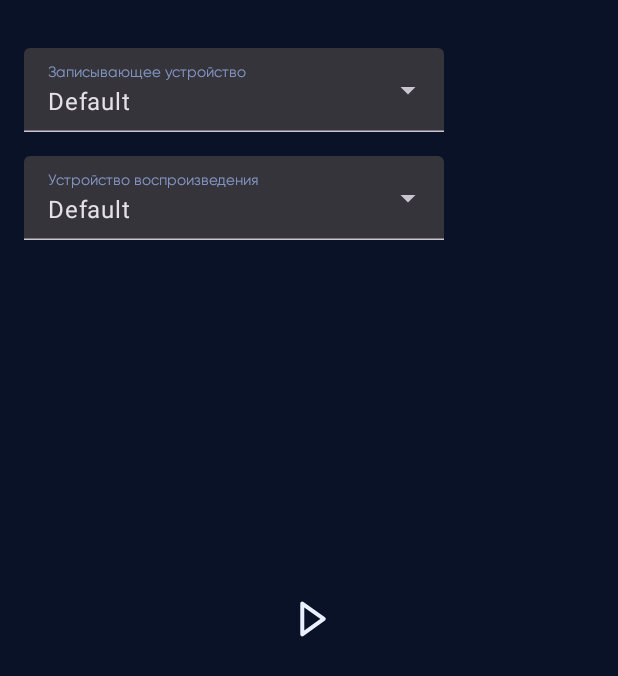
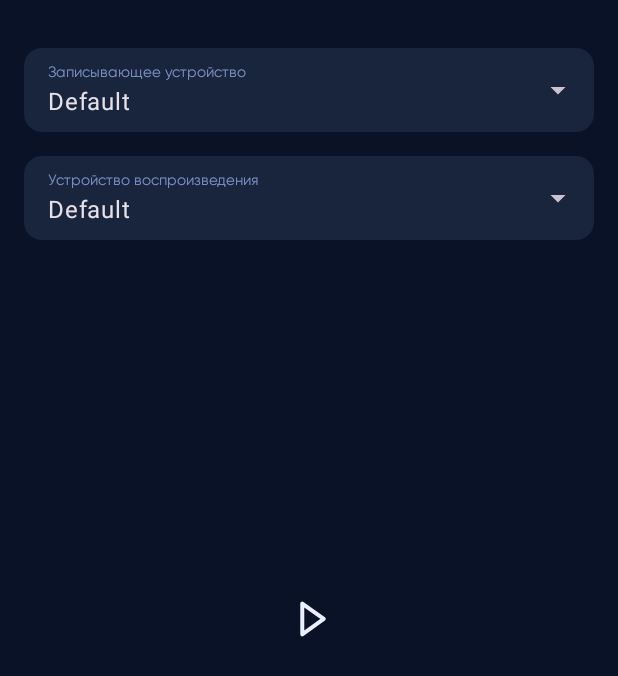
Before and after one commit to YuryShchasny/recordequalizer, an Android app built with Jetpack Compose: the screen it shows after launch (MainActivity), on a phone screen of 412 x 824 dp. Shown: the top 676 px of the screen. Run offline under Robolectric (Android 15) with nearby library versions, the phone set to English and light mode, and no system bars; our stand-ins replace accompanist; 5 statements that could not run were skipped.

Commit message:
feat: Add UI improvements and refactor code

```diff
--- a/app/build.gradle.kts
+++ b/app/build.gradle.kts
@@ -56,4 +56,5 @@ dependencies {
     implementation(libs.bundles.ui)
     implementation(libs.bundles.decompose)
     implementation(libs.bundles.koin)
+    debugImplementation(libs.androidx.ui.tooling)
 }
--- a/app/src/main/java/com/sb/recordequalizer/features/home/ui/HomeContent.kt
+++ b/app/src/main/java/com/sb/recordequalizer/features/home/ui/HomeContent.kt
@@ -9,6 +9,7 @@ import androidx.compose.foundation.layout.Arrangement
 import androidx.compose.foundation.layout.Box
 import androidx.compose.foundation.layout.Column
 import androidx.compose.foundation.layout.fillMaxSize
+import androidx.compose.foundation.layout.fillMaxWidth
 import androidx.compose.foundation.layout.padding
 import androidx.compose.foundation.layout.size
 import androidx.compose.material3.Icon
@@ -54,10 +55,34 @@ fun HomeContent(
                 onPlayClick = { component.homeStore.dispatchIntent(HomeStore.Intent.PlayPause) },
                 inputDevices = state.inputDevices,
                 outputDevices = state.outputDevices,
-                onSelectInputDevice = { component.homeStore.dispatchIntent(HomeStore.Intent.SelectInputDevice(it)) },
-                onSelectOutputDevice = { component.homeStore.dispatchIntent(HomeStore.Intent.SelectOutputDevice(it)) },
-                onLeftChannelChanged = { component.homeStore.dispatchIntent(HomeStore.Intent.ChangeLeftChannel(it)) },
-                onRightChannelChanged = { component.homeStore.dispatchIntent(HomeStore.Intent.ChangeRightChannel(it)) },
+                onSelectInputDevice = {
+                    component.homeStore.dispatchIntent(
+                        HomeStore.Intent.SelectInputDevice(
+                            it
+                        )
+                    )
+                },
+                onSelectOutputDevice = {
+                    component.homeStore.dispatchIntent(
+                        HomeStore.Intent.SelectOutputDevice(
+                            it
+                        )
+                    )
+                },
+                onLeftChannelChanged = {
+                    component.homeStore.dispatchIntent(
+                        HomeStore.Intent.ChangeLeftChannel(
+                            it
+                        )
+                    )
+                },
+                onRightChannelChanged = {
+                    component.homeStore.dispatchIntent(
+                        HomeStore.Intent.ChangeRightChannel(
+                            it
+                        )
+                    )
+                },
             )
         } else {
             RequestPermissionContent(permissionRequestLauncher = permissionRequestLauncher)
@@ -78,11 +103,25 @@ private fun HomeScreenContent(
     onPlayClick: () -> Unit
 ) {
     Box(modifier = modifier.padding(horizontal = 16.dp, vertical = 32.dp)) {
-        Column(verticalArrangement = Arrangement.spacedBy(16.dp)) {
-            AudioDeviceDropDownMenu(list = inputDevices, label = AppRes.strings.recordDevice, onSelected = onSelectInputDevice)
-            AudioDeviceDropDownMenu(list = outputDevices, label = AppRes.strings.playbackDevice, onSelected = onSelectOutputDevice)
-            if(isPlaying) {
+        Column(
+            modifier = Modifier.fillMaxWidth(),
+            verticalArrangement = Arrangement.spacedBy(16.dp)
+        ) {
+            AudioDeviceDropDownMenu(
+                modifier = Modifier.fillMaxWidth(),
+                list = inputDevices,
+                label = AppRes.strings.recordDevice,
+                onSelected = onSelectInputDevice
+            )
+            AudioDeviceDropDownMenu(
+                modifier = Modifier.fillMaxWidth(),
+                list = outputDevices,
+                label = AppRes.strings.playbackDevice,
+                onSelected = onSelectOutputDevice
+            )
+            if (isPlaying) {
                 ChannelCheckboxes(
+                    modifier = Modifier.fillMaxWidth(),
                     onLeftChannelChanged = onLeftChannelChanged,
                     onRightChannelChanged = onRightChannelChanged
                 )
--- a/app/src/main/java/com/sb/recordequalizer/features/home/ui/composable/AudioDeviceDropDownMenu.kt
+++ b/app/src/main/java/com/sb/recordequalizer/features/home/ui/composable/AudioDeviceDropDownMenu.kt
@@ -1,6 +1,7 @@
 package com.sb.recordequalizer.features.home.ui.composable
 
 import android.media.AudioDeviceInfo
+import androidx.compose.foundation.shape.RoundedCornerShape
 import androidx.compose.material3.DropdownMenuItem
 import androidx.compose.material3.ExperimentalMaterial3Api
 import androidx.compose.material3.ExposedDropdownMenuBox
@@ -14,8 +15,13 @@ import androidx.compose.runtime.mutableStateOf
 import androidx.compose.runtime.remember
 import androidx.compose.runtime.setValue
 import androidx.compose.ui.Modifier
+import androidx.compose.ui.graphics.Color
+import androidx.compose.ui.tooling.preview.Preview
+import androidx.compose.ui.unit.dp
 import androidx.compose.ui.unit.sp
 import com.sb.core.resources.AppRes
+import com.sb.core.resources.theme.ColorUiType
+import com.sb.core.resources.theme.EqualizerTheme
 
 @OptIn(ExperimentalMaterial3Api::class)
 @Composable
@@ -28,12 +34,11 @@ fun AudioDeviceDropDownMenu(
     var expanded by remember { mutableStateOf(false) }
     var selected by remember { mutableStateOf<AudioDeviceInfo?>(null) }
     ExposedDropdownMenuBox(
-        modifier = modifier,
         expanded = expanded,
         onExpandedChange = { expanded = it },
     ) {
         TextField(
-            modifier = Modifier.menuAnchor(MenuAnchorType.PrimaryNotEditable),
+            modifier = modifier.menuAnchor(MenuAnchorType.PrimaryNotEditable),
             value = selected?.let { device ->
                 device.productName.toString() + "\n" + getAudioDeviceTypeString(
                     device.type
@@ -50,9 +55,19 @@ fun AudioDeviceDropDownMenu(
                 )
             },
             trailingIcon = { ExposedDropdownMenuDefaults.TrailingIcon(expanded = expanded) },
-            colors = ExposedDropdownMenuDefaults.textFieldColors()
+            shape = RoundedCornerShape(12.dp),
+            colors = ExposedDropdownMenuDefaults.textFieldColors().copy(
+                focusedIndicatorColor = Color.Transparent,
+                unfocusedIndicatorColor = Color.Transparent,
+                focusedContainerColor = AppRes.colors.secondary.copy(alpha = 0.1f),
+                unfocusedContainerColor = AppRes.colors.secondary.copy(alpha = 0.1f),
+            )
         )
-        ExposedDropdownMenu(expanded = expanded, onDismissRequest = { expanded = false }) {
+        ExposedDropdownMenu(
+            expanded = expanded,
+            onDismissRequest = { expanded = false },
+            shape = RoundedCornerShape(12.dp),
+        ) {
             list.forEach { device ->
                 DropdownMenuItem(
                     text = {
@@ -88,3 +103,15 @@ private fun getAudioDeviceTypeString(audioDeviceType: Int): String {
         else -> "Неизвестный тип"
     }
 }
+
+@Preview
+@Composable
+private fun AudioDeviceDropDownMenuPreview() {
+    EqualizerTheme(colorUiType = ColorUiType.DARK) {
+        AudioDeviceDropDownMenu(
+            label = "Устройство вывода",
+            list = listOf(),
+            onSelected = {}
+        )
+    }
+}
```
Also changed, not shown: app/src/main/java/com/sb/recordequalizer/features/home/ui/composable/ChannelCheckboxes.kt (+45 -11 lines), gradle/libs.versions.toml (+2 -12 lines).
